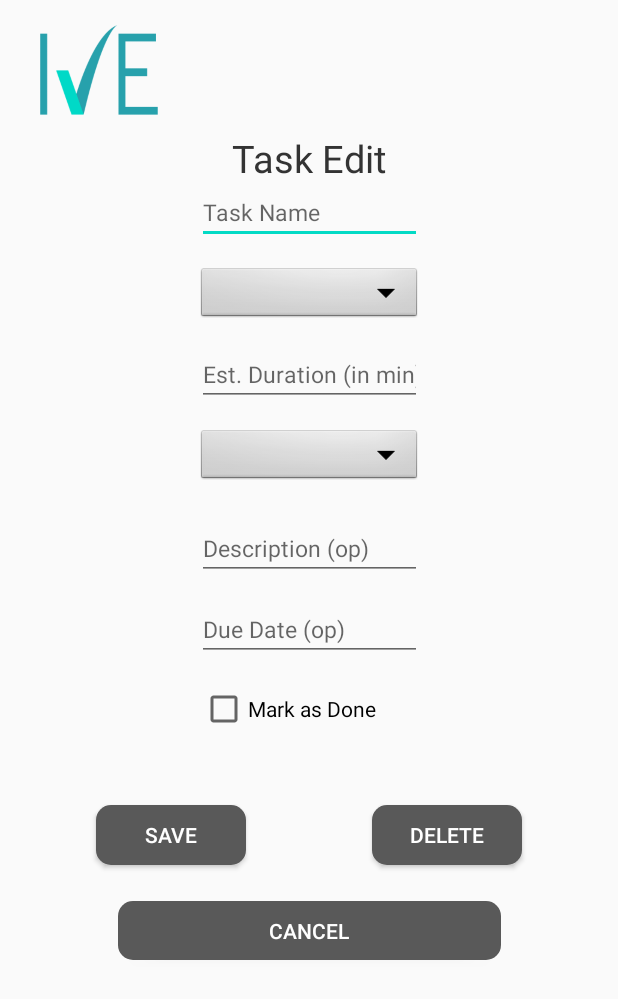
After one commit to AndreyRichman/IVE, an Android app: the EditExistingTaskActivity screen opened directly, with no data from a screen before it, on a phone screen of 412 x 824 dp. The commit adds this screen. Shown: the top 999 px of the screen. Run offline under Robolectric (Android 15) with nearby library versions, the phone set to English and light mode, and no system bars; our stand-ins replace Firebase (no records; nobody signed in at launch, a user with empty details on screens opened directly); Roboto replaces fonts that are not available here; 4 statements that could not run were skipped.

Commit message:
add support for edit and delete tasks

```diff
--- a/app/src/main/java/com/mta/ive/pages/home/addtask/AddTaskFragment.java
+++ b/app/src/main/java/com/mta/ive/pages/home/addtask/AddTaskFragment.java
@@ -48,12 +48,13 @@ public class AddTaskFragment extends Fragment {
                 Toast.makeText(getContext(), "Task was added", Toast.LENGTH_SHORT).show();
 
                 Task task = new Task();
-                int taskId = task.getTaskID();
+                int taskId = task.getId();
                 databaseReference = FirebaseDatabase.getInstance().getReference()
                         .child("task").child(String.valueOf(taskId));
 
                 task.setName(nameTextField.getText().toString());
                 task.setDescription(descriptionTextField.getText().toString());
+                task.setDuration(duration.getText().toString());
                 databaseReference.setValue(task);
 
             }
--- /dev/null
+++ b/app/src/main/java/com/mta/ive/pages/home/addtask/EditExistingTaskActivity.java
@@ -0,0 +1,121 @@
+package com.mta.ive.pages.home.addtask;
+
+import android.os.Bundle;
+import android.view.View;
+import android.widget.Button;
+import android.widget.EditText;
+
+import androidx.annotation.NonNull;
+import androidx.appcompat.app.AppCompatActivity;
+
+import com.google.firebase.database.DataSnapshot;
+import com.google.firebase.database.DatabaseError;
+import com.google.firebase.database.DatabaseReference;
+import com.google.firebase.database.FirebaseDatabase;
+import com.google.firebase.database.ValueEventListener;
+import com.mta.ive.R;
+import com.mta.ive.logic.task.Task;
+
+public class EditExistingTaskActivity extends AppCompatActivity {
+
+    EditText taskName, taskDescription, taskDuration;
+
+    int taskId;
+
+    DatabaseReference databaseReference;
+
+    @Override
+    protected void onCreate(Bundle savedInstanceState) {
+        super.onCreate(savedInstanceState);
+        setContentView(R.layout.activity_edit_existing_task);
+
+        taskName = findViewById(R.id.task_name);
+        taskDescription = findViewById(R.id.description);
+        taskDuration = findViewById(R.id.duration);
+
+
+        Bundle bundle = getIntent().getExtras();
+        this.taskId = bundle.getInt("taskId");
+
+
+        Button saveBtn = findViewById(R.id.save_button);
+        Button cancelBtn = findViewById(R.id.cancel_button);
+        Button deleteBtn = findViewById(R.id.delete_button);
+        readTaskFromDB(taskId);
+
+        saveBtn.setOnClickListener(new View.OnClickListener() {
+
+            @Override
+            public void onClick (View btn){
+
+                updateTaskByFields(taskId);
+                finish();
+            }
+        });
+
+        deleteBtn.setOnClickListener(new View.OnClickListener() {
+
+            @Override
+            public void onClick (View btn){
+                deleteTaskById(taskId);
+                finish();
+            }
+        });
+
+        cancelBtn.setOnClickListener(new View.OnClickListener() {
+
+            @Override
+            public void onClick (View btn){
+                finish();
+            }
+        });
+    }
+
+    private void readTaskFromDB(int taskId){
+        databaseReference = FirebaseDatabase.getInstance().getReference()
+                .child("task").child(String.valueOf(taskId));
+
+        databaseReference.addListenerForSingleValueEvent(new ValueEventListener() {
+            @Override
+            public void onDataChange(@NonNull DataSnapshot snapshot) {
+                Task task = snapshot.getValue(Task.class);
+
+                taskName.setText(task.getName());
+                taskDuration.setText(task.getDuration());
+                taskDescription.setText(task.getDescription());
+            }
+
+            @Override
+            public void onCancelled(@NonNull DatabaseError error) {
+
+            }
+        });
+    }
+    private void updateTaskByFields(int taskId){
+        databaseReference = FirebaseDatabase.getInstance().getReference()
+                .child("task").child(String.valueOf(taskId));
+
+        databaseReference.addListenerForSingleValueEvent(new ValueEventListener() {
+            @Override
+            public void onDataChange(@NonNull DataSnapshot snapshot) {
+                Task task = snapshot.getValue(Task.class);
+
+                task.setName(taskName.getText().toString());
+                task.setDescription(taskDescription.getText().toString());
+                task.setDuration(taskDuration.getText().toString());
+
+                databaseReference.setValue(task);
+            }
+
+            @Override
+            public void onCancelled(@NonNull DatabaseError error) {
+
+            }
+        });
+    }
+
+    private void deleteTaskById(int idToDelete){
+        FirebaseDatabase.getInstance().getReference()
+                .child("task").child(String.valueOf(taskId)).removeValue();
+    }
+}
--- /dev/null
+++ b/app/src/main/res/layout/activity_edit_existing_task.xml
@@ -0,0 +1,169 @@
+<?xml version="1.0" encoding="utf-8"?>
+<androidx.constraintlayout.widget.ConstraintLayout
+    xmlns:android="http://schemas.android.com/apk/res/android"
+    xmlns:app="http://schemas.android.com/apk/res-auto"
+    xmlns:tools="http://schemas.android.com/tools"
+    android:layout_width="match_parent"
+    android:layout_height="match_parent">
+
+    <ImageView
+        android:id="@+id/imageView2"
+        android:layout_width="80dp"
+        android:layout_height="80dp"
+        android:layout_marginTop="8dp"
+        app:layout_constraintEnd_toEndOf="parent"
+        app:layout_constraintHorizontal_bias="0.078"
+        app:layout_constraintStart_toStartOf="parent"
+        app:layout_constraintTop_toTopOf="parent"
+        app:srcCompat="@drawable/turkiz200" />
+
+    <TextView
+        android:id="@+id/text_edit_header"
+        android:layout_width="wrap_content"
+        android:layout_height="wrap_content"
+        android:text="Task Edit"
+        android:textColor="#333333"
+        android:textSize="25dp"
+        app:layout_constraintEnd_toEndOf="parent"
+        app:layout_constraintStart_toStartOf="parent"
+        app:layout_constraintTop_toBottomOf="@+id/imageView2" />
+
+    <androidx.constraintlayout.widget.ConstraintLayout
+        android:id="@+id/constraintLayout"
+        android:layout_width="404dp"
+        android:layout_height="382dp"
+        app:layout_constraintEnd_toEndOf="parent"
+        app:layout_constraintStart_toStartOf="parent"
+        app:layout_constraintTop_toBottomOf="@+id/text_edit_header">
+
+        <EditText
+            android:id="@+id/task_name"
+            android:layout_width="150dp"
+            android:layout_height="40dp"
+            android:ems="10"
+            android:hint="Task Name"
+            android:inputType="textPersonName"
+            android:textSize="15dp"
+            app:layout_constraintEnd_toEndOf="parent"
+            app:layout_constraintStart_toStartOf="parent"
+            app:layout_constraintTop_toTopOf="parent" />
+
+
+        <Spinner
+            android:id="@+id/task_location"
+            android:layout_width="150dp"
+            android:layout_height="40dp"
+            android:layout_marginTop="14dp"
+            android:background="@android:drawable/btn_dropdown"
+
+            android:spinnerMode="dropdown"
+            app:layout_constraintEnd_toEndOf="parent"
+            app:layout_constraintStart_toStartOf="parent"
+            app:layout_constraintTop_toBottomOf="@+id/task_name" />
+
+        <EditText
+            android:id="@+id/duration"
+            android:layout_width="150dp"
+            android:layout_height="40dp"
+            android:layout_marginTop="14dp"
+            android:ems="10"
+            android:hint="Est. Duration (in min)"
+            android:inputType="number"
+            android:textSize="15dp"
+            app:layout_constraintEnd_toEndOf="parent"
+            app:layout_constraintStart_toStartOf="parent"
+            app:layout_constraintTop_toBottomOf="@+id/task_location" />
+
+        <Spinner
+            android:id="@+id/urgency"
+            android:layout_width="150dp"
+            android:layout_height="40dp"
+            android:layout_marginTop="14dp"
+            android:background="@android:drawable/btn_dropdown"
+            android:spinnerMode="dropdown"
+            app:layout_constraintEnd_toEndOf="parent"
+            app:layout_constraintStart_toStartOf="parent"
+            app:layout_constraintTop_toBottomOf="@+id/duration"
+            tools:layout_editor_absoluteX="130dp" />
+
+        <EditText
+            android:id="@+id/description"
+            android:layout_width="150dp"
+            android:layout_height="40dp"
+            android:layout_marginTop="22dp"
+            android:ems="10"
+            android:hint="Description (op)"
+            android:inputType="textPersonName"
+            android:textSize="15dp"
+            app:layout_constraintEnd_toEndOf="parent"
+            app:layout_constraintStart_toStartOf="parent"
+            app:layout_constraintTop_toBottomOf="@+id/urgency" />
+
+        <EditText
+            android:id="@+id/editTextDate"
+            android:layout_width="150dp"
+            android:layout_height="40dp"
+            android:layout_marginTop="14dp"
+            android:ems="10"
+            android:hint="Due Date (op)"
+            android:inputType="date"
+            android:textSize="15dp"
+            app:layout_constraintEnd_toEndOf="parent"
+            app:layout_constraintStart_toStartOf="parent"
+            app:layout_constraintTop_toBottomOf="@+id/description"
+            tools:layout_editor_absoluteX="130dp" />
+
+        <CheckBox
+            android:id="@+id/checkBox"
+            android:layout_width="wrap_content"
+            android:layout_height="wrap_content"
+            android:layout_marginTop="16dp"
+            android:text="Mark as Done"
+            android:textSize="14dp"
+            app:layout_constraintEnd_toEndOf="parent"
+            app:layout_constraintHorizontal_bias="0.451"
+            app:layout_constraintStart_toStartOf="parent"
+            app:layout_constraintTop_toBottomOf="@+id/editTextDate" />
+
+    </androidx.constraintlayout.widget.ConstraintLayout>
+
+    <Button
+        android:id="@+id/save_button"
+        android:layout_width="100dp"
+        android:layout_height="40dp"
+        android:layout_marginStart="64dp"
+        android:layout_marginTop="32dp"
+        android:background="@drawable/rounded_corners"
+        android:text="Save"
+        android:textColor="#FFFFFF"
+        app:layout_constraintStart_toStartOf="parent"
+        app:layout_constraintTop_toBottomOf="@+id/constraintLayout" />
+
+    <Button
+        android:id="@+id/delete_button"
+        android:layout_width="100dp"
+        android:layout_height="40dp"
+        android:layout_marginTop="32dp"
+        android:layout_marginEnd="64dp"
+        android:background="@drawable/rounded_corners"
+        android:text="Delete"
+        android:textColor="#FFFFFF"
+        app:layout_constraintEnd_toEndOf="parent"
+        app:layout_constraintTop_toBottomOf="@+id/constraintLayout" />
+
+    <Button
+        android:id="@+id/cancel_button"
+        android:layout_width="255dp"
+        android:layout_height="39dp"
+        android:layout_marginStart="64dp"
+        android:layout_marginTop="24dp"
+        android:layout_marginEnd="64dp"
+        android:background="@drawable/rounded_corners"
+        android:text="Cancel"
+        android:textColor="#FFFFFF"
+        app:layout_constraintEnd_toEndOf="parent"
+        app:layout_constraintStart_toStartOf="parent"
+        app:layout_constraintTop_toBottomOf="@+id/save_button" />
+
+
+</androidx.constraintlayout.widget.ConstraintLayout>
--- a/app/src/main/res/navigation/mobile_navigation.xml
+++ b/app/src/main/res/navigation/mobile_navigation.xml
@@ -21,7 +21,7 @@
         android:id="@+id/navigation_add"
         android:name="com.mta.ive.pages.home.addtask.AddTaskFragment"
         android:label="@string/title_add"
-        tools:layout="@layout/fragment_add" />
+        tools:layout="@layout/delete_fragment_add" />
 
     <fragment
         android:id="@+id/navigation_user"
```
Also changed, not shown: app/src/main/AndroidManifest.xml (+9 -9 lines), app/src/main/java/com/mta/ive/logic/task/Task.java (+6 -6 lines), app/src/main/java/com/mta/ive/pages/home/HomeActivity.java (+46 -41 lines), app/src/main/java/com/mta/ive/vm/adapter/TasksAdapter.java (+32 -14 lines), app/src/main/res/layout/activity_home.xml (+8 -0 lines), app/src/main/res/layout/delete_fragment_add.xml (renamed from app/src/main/res/layout/fragment_add.xml), app/src/main/res/values/strings.xml (indentation only).
